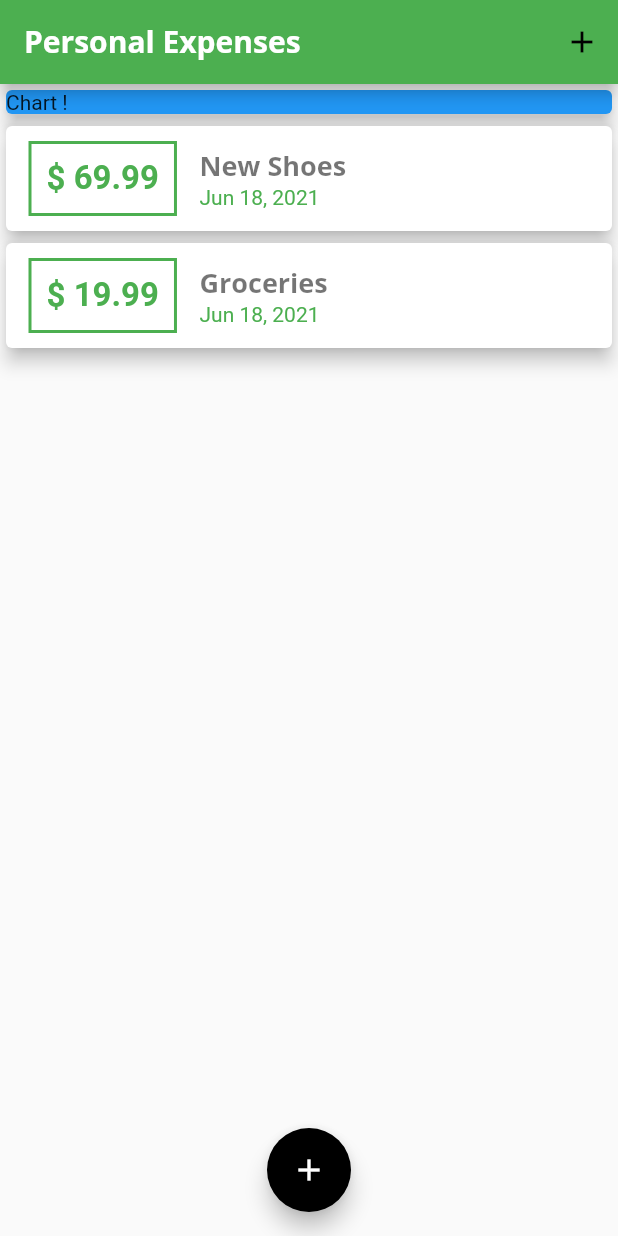
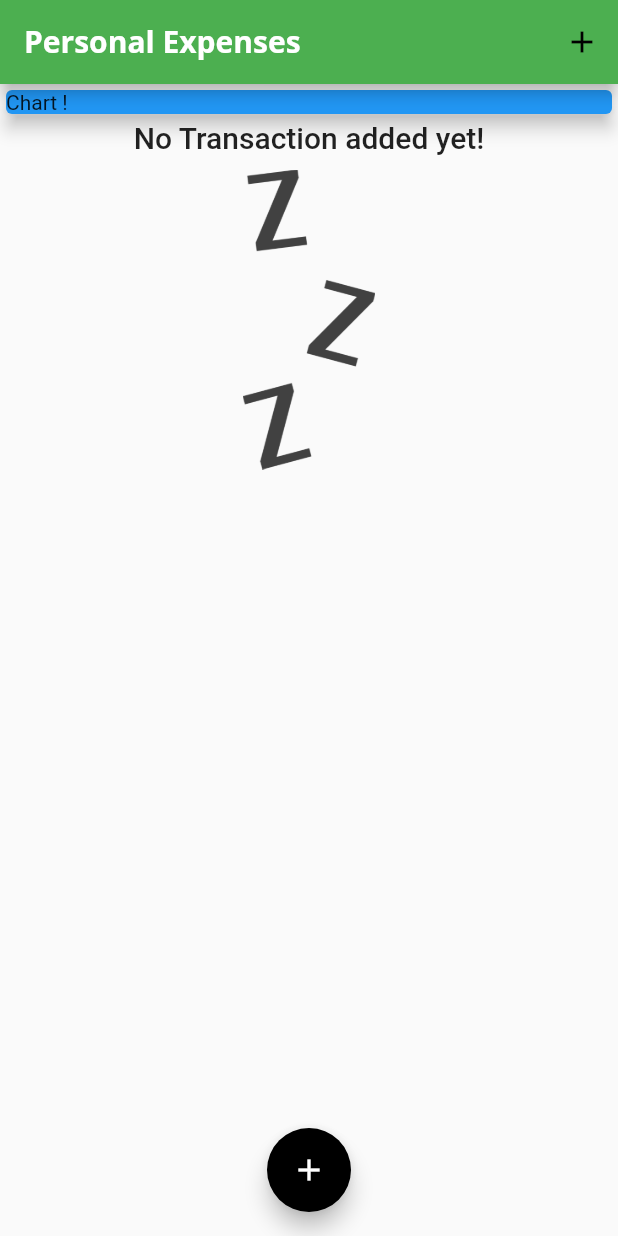
Before and after one commit to imshivamdwivedi/Expense-Tracker, a Flutter app: the screen it shows after launch, on a phone screen of 412 x 824 dp. Run offline on Flutter 3.47's test engine with Material 2 defaults, Android fonts, the phone set to English and light mode, and no system bars.

```diff
--- a/lib/main.dart
+++ b/lib/main.dart
@@ -49,10 +49,10 @@ class MyHome extends StatefulWidget {
 
 class _MyHomeState extends State<MyHome> {
   final List<Transcation> _userTransactions = [
-    Transcation(
-        id: 't1', title: 'New Shoes', amount: 69.99, date: DateTime.now()),
-    Transcation(
-        id: 't2', title: 'Groceries', amount: 19.99, date: DateTime.now()),
+    // Transcation(
+    //     id: 't1', title: 'New Shoes', amount: 69.99, date: DateTime.now()),
+    // Transcation(
+    //     id: 't2', title: 'Groceries', amount: 19.99, date: DateTime.now()),
   ];
 
   void _addTrasnaction(String txTitle, double txAmount) {
--- a/lib/widgets/transaction_list.dart
+++ b/lib/widgets/transaction_list.dart
@@ -12,14 +12,33 @@ class TransactionList extends StatelessWidget {
   Widget build(BuildContext context) {
     return Container(
       height: 300,
-      child: ListView.builder(
+      child: transactions.isEmpty
+          ? Column(
+              children: [
+                Text(
+                  "No Transaction added yet!",
+                  style: Theme.of(context).textTheme.headline6,
+                ),
+
+                //works as sperators
+                SizedBox(
+                  height: 10,
+                ),
+                Container(
+                    height: 200,
+                    child: Image.asset('assets/image/waiting.png',
+                        fit: BoxFit.cover)),
+              ],
+            )
+          : ListView.builder(
               itemBuilder: (ctx, index) {
                 return Card(
                   elevation: 5,
                   child: Row(
                     children: [
                       Container(
-                  margin: EdgeInsets.symmetric(vertical: 10, horizontal: 15),
+                        margin:
+                            EdgeInsets.symmetric(vertical: 10, horizontal: 15),
                         child: Text(
                           '\$ ${transactions[index].amount.toStringAsFixed(2)}',
                           style: TextStyle(
@@ -29,7 +48,8 @@ class TransactionList extends StatelessWidget {
                         ),
                         decoration: BoxDecoration(
                             border: Border.all(
-                          color: Theme.of(context).primaryColor, width: 2)),
+                                color: Theme.of(context).primaryColor,
+                                width: 2)),
                         padding: EdgeInsets.all(10),
                       ),
                       Column(
@@ -39,7 +59,8 @@ class TransactionList extends StatelessWidget {
                               style: Theme.of(context).textTheme.headline1),
                           Text(
                             DateFormat.yMMMd().format(transactions[index].date),
-                      style: TextStyle(color: Theme.of(context).primaryColor),
+                            style: TextStyle(
+                                color: Theme.of(context).primaryColor),
                           ),
                         ],
                       ),
--- a/pubspec.yaml
+++ b/pubspec.yaml
@@ -44,8 +44,8 @@ flutter:
   uses-material-design: true
 
   # To add assets to your application, add an assets section, like this:
-  # assets:
-  #   - images/a_dot_burr.jpeg
+  assets:
+    - assets/image/waiting.png
   #   - images/a_dot_ham.jpeg
 
   # An image asset can refer to one or more resolution-specific "variants", see
```
Also changed, not shown: assets/image/waiting.png (added). Lines whose indentation alone changed are shown as unchanged.
